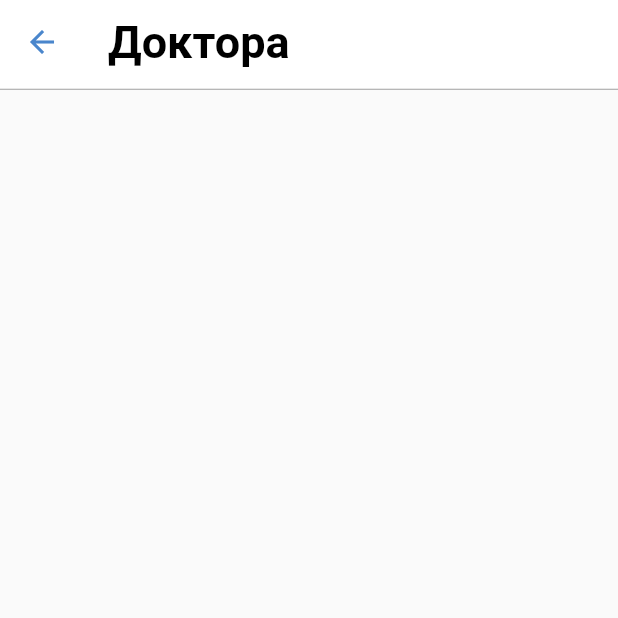
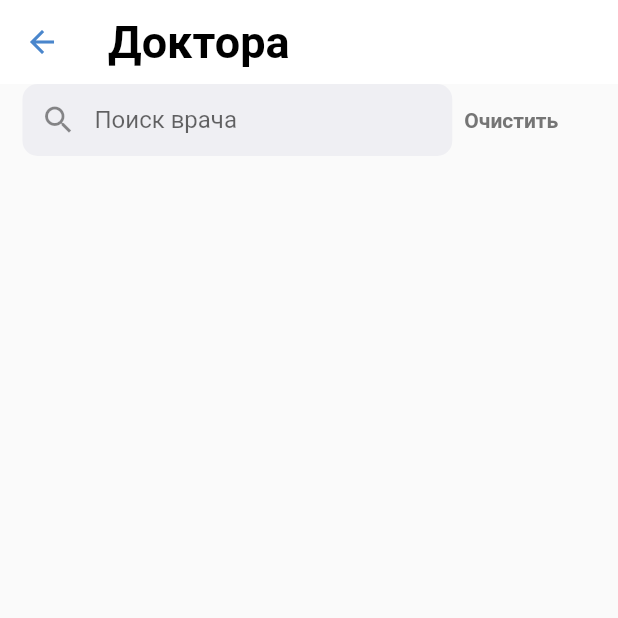
Before and after one commit to ErjanEsengeldiev/ambulance_dz, a Flutter app: the Doctors screen opened directly, on a phone screen of 412 x 824 dp, the top half of it. Run offline on Flutter 3.47's test engine with Material 2 defaults, Android fonts, the phone set to English and light mode, and no system bars; our stand-ins replace image_picker, persistent_bottom_nav_bar.

```diff
--- a/lib/ui/widgets/colors/my_colors.dart
+++ b/lib/ui/widgets/colors/my_colors.dart
@@ -7,5 +7,7 @@ class MyColors {
   static const whiteBlue = Color.fromRGBO(182, 216, 255, 1);
   static const blue = Colors.blue;
   static const grey = Colors.grey;
+
   static const whiteGrey = Color.fromRGBO(239, 239, 243, 1);
+  static const blackGrey = Color.fromRGBO(117, 117, 117, 1);
 }
--- a/lib/ui/widgets/main_screen.dart
+++ b/lib/ui/widgets/main_screen.dart
@@ -2,6 +2,7 @@ import 'package:ambulance/ui/widgets/main_screens/doctors/doctors.dart';
 import 'package:flutter/material.dart';
 import 'package:persistent_bottom_nav_bar/persistent-tab-view.dart';
 import 'colors/my_colors.dart';
+import 'main_screens/article/article.dart';
 import 'main_screens/profile/profile.dart';
 
 class MainScreen extends StatefulWidget {
@@ -88,7 +89,7 @@ class _MainScreenState extends State<MainScreen> {
 List<Widget> _buildScreens() {
   return const [
     Doctors(),
-    Center(child: Text('1')),
+    Article(),
     Center(child: Text('1')),
     Center(child: Text('1')),
     Profile(),
--- a/lib/ui/widgets/main_screens/doctors/doctors.dart
+++ b/lib/ui/widgets/main_screens/doctors/doctors.dart
@@ -13,12 +13,6 @@ class Doctors extends StatelessWidget {
             children: [],
           ),
           foregroundColor: MyColors.navyBlue,
-          bottom: const PreferredSize(
-              child: Divider(
-                color: MyColors.grey,
-                height: 1.0,
-              ),
-              preferredSize: Size.fromHeight(4.0)),
           elevation: 0,
           backgroundColor: MyColors.white,
           centerTitle: false,
@@ -28,6 +22,47 @@ class Doctors extends StatelessWidget {
                   fontWeight: FontWeight.w700,
                   color: MyColors.black)),
         ),
+        body: Padding(
+          padding: const EdgeInsets.symmetric(horizontal: 15),
+          child: Column(
+            children: [
+              Row(
+                children: [
+                  Expanded(
+                    child: TextField(
+                      decoration: InputDecoration(
+                          prefixIcon: const Icon(Icons.search),
+                          hintText: 'Поиск врача',
+                          filled: true,
+                          fillColor: MyColors.whiteGrey,
+                          contentPadding:
+                              const EdgeInsets.symmetric(horizontal: 0),
+                          border: OutlineInputBorder(
+                              borderSide: BorderSide.none,
+                              borderRadius: BorderRadius.circular(10))),
+                    ),
+                    flex: 3,
+                  ),
+                  Expanded(
+                    child: InkWell(
+                      onTap: () {},
+                      child: const Padding(
+                        padding: EdgeInsets.all(8.0),
+                        child: Text(
+                          'Очистить',
+                          style: TextStyle(
+                              fontWeight: FontWeight.bold,
+                              color: MyColors.blackGrey),
+                        ),
+                      ),
+                    ),
+                    flex: 1,
+                  ),
+                ],
+              ),
+            ],
+          ),
+        ),
       ),
     );
   }
--- a/lib/ui/widgets/main_screens/profile/profile.dart
+++ b/lib/ui/widgets/main_screens/profile/profile.dart
@@ -1,5 +1,4 @@
 import 'dart:io';
-
 import 'package:ambulance/ui/widgets/colors/my_colors.dart';
 import 'package:ambulance/ui/widgets/main_screens/profile/profile_model.dart';
 import 'package:ambulance/ui/widgets/main_screens/profile/singin_create_profile/singin_create_profile_model.dart';
```
Also changed, not shown: lib/ui/widgets/main_screens/article/article.dart (added, +29 -0 lines), lib/ui/widgets/main_screens/profile/profile_model.dart (+16 -36 lines), lib/ui/widgets/main_screens/profile/tab_bar_screens/tab_bar_profile_exemple.dart (+17 -4 lines).
